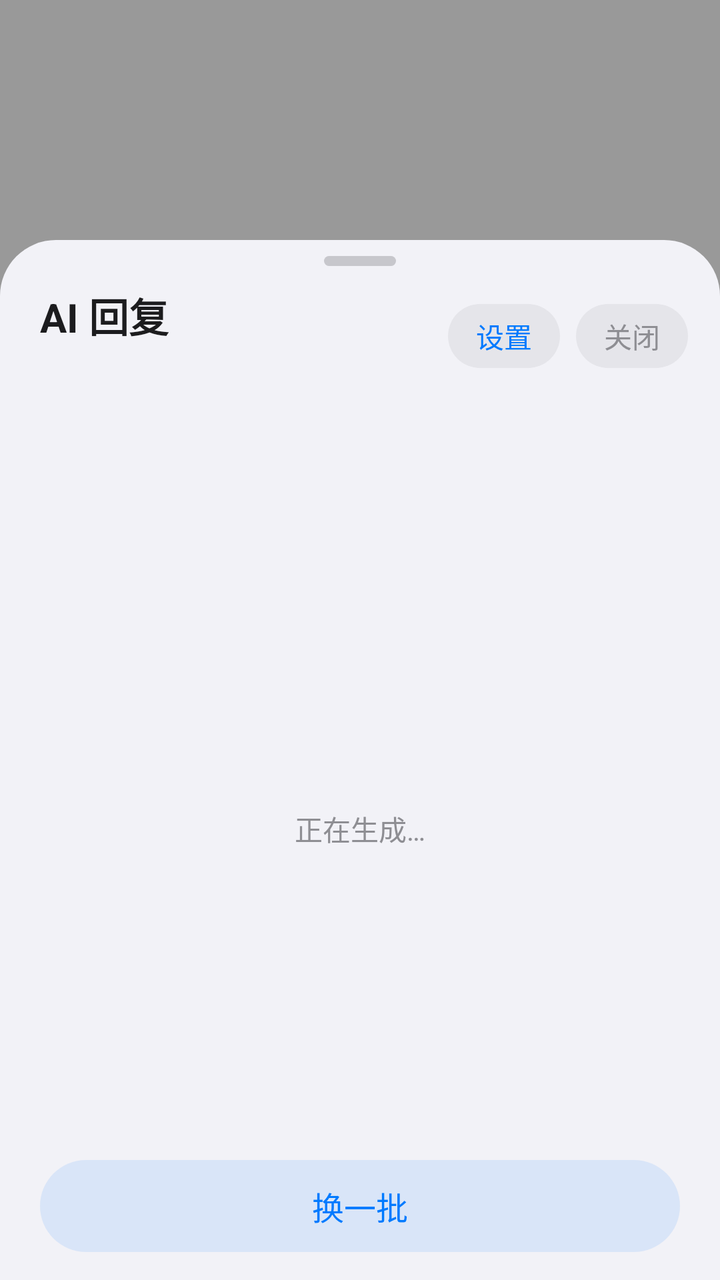
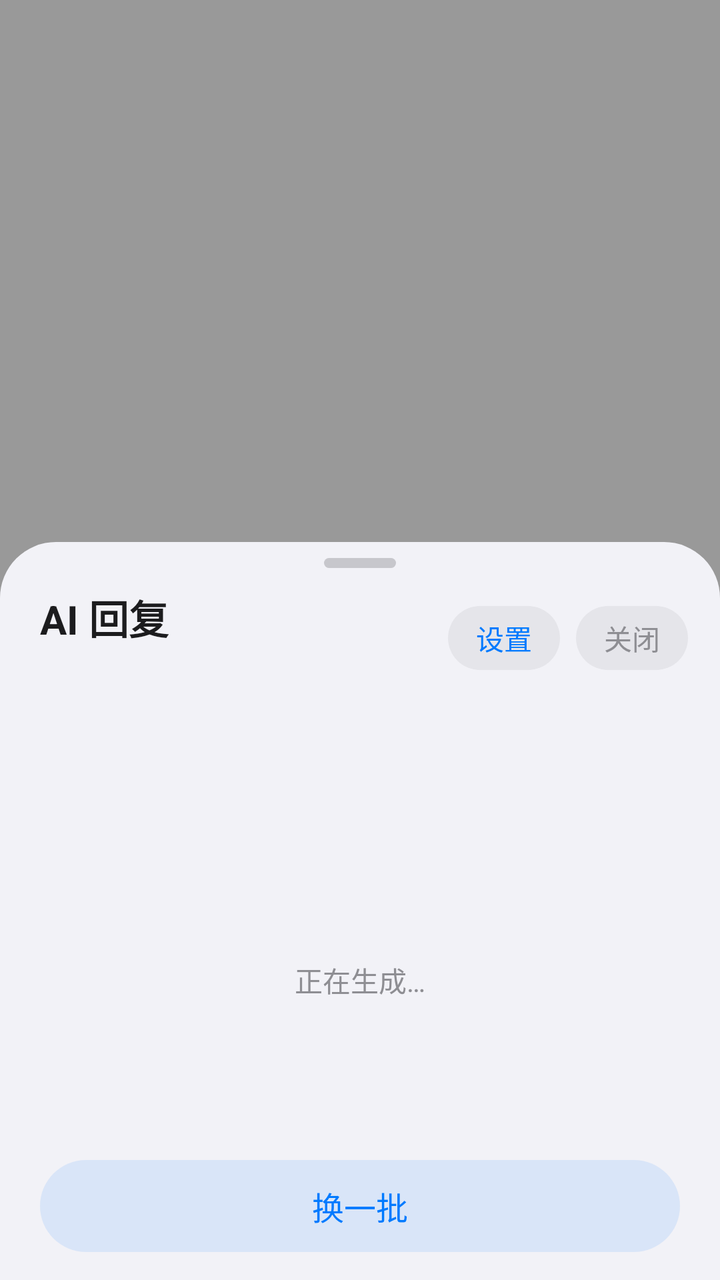

The first picture is an Android layout as it rendered before a commit; the second is the same layout after the commit. The layout source and the unified diff follow.
<!-- AndroidManifest.xml: activity theme Theme.ReplyPanel -->
<!-- res/layout/activity_reply.xml -->
<?xml version="1.0" encoding="utf-8"?>
<FrameLayout xmlns:android="http://schemas.android.com/apk/res/android"
    android:layout_width="match_parent"
    android:layout_height="match_parent">

    <View
        android:id="@+id/scrim"
        android:layout_width="match_parent"
        android:layout_height="match_parent"
        android:background="@color/scrim" />

    <LinearLayout
        android:id="@+id/panel"
        android:layout_width="match_parent"
        android:layout_height="520dp"
        android:layout_gravity="bottom"
        android:background="@drawable/bg_sheet"
        android:orientation="vertical"
        android:paddingBottom="14dp">

        <View
            android:layout_width="36dp"
            android:layout_height="5dp"
            android:layout_gravity="center_horizontal"
            android:layout_marginTop="8dp"
            android:background="@drawable/bg_handle" />

        <LinearLayout
            android:layout_width="match_parent"
            android:layout_height="wrap_content"
            android:layout_marginTop="10dp"
            android:gravity="center_vertical"
            android:orientation="horizontal"
            android:paddingStart="20dp"
            android:paddingEnd="16dp">

            <LinearLayout
                android:layout_width="0dp"
                android:layout_height="wrap_content"
                android:layout_weight="1"
                android:orientation="vertical">

                <TextView
                    android:layout_width="wrap_content"
                    android:layout_height="wrap_content"
                    android:text="AI 回复"
                    android:textColor="@color/ios_label"
                    android:textSize="20sp"
                    android:textStyle="bold" />

                <TextView
                    android:id="@+id/tvSubtitle"
                    android:layout_width="match_parent"
                    android:layout_height="wrap_content"
                    android:layout_marginTop="3dp"
                    android:ellipsize="end"
                    android:maxLines="1"
                    android:textColor="@color/ios_secondary"
                    android:textSize="13sp" />
            </LinearLayout>

            <TextView
                android:id="@+id/btnSettings"
                android:layout_width="wrap_content"
                android:layout_height="32dp"
                android:background="@drawable/bg_capsule_chip"
                android:gravity="center"
                android:paddingStart="14dp"
                android:paddingEnd="14dp"
                android:text="设置"
                android:textColor="@color/ios_blue"
                android:textSize="14sp" />

            <TextView
                android:id="@+id/btnClose"
                android:layout_width="wrap_content"
                android:layout_height="32dp"
                android:layout_marginStart="8dp"
                android:background="@drawable/bg_capsule_chip"
                android:gravity="center"
                android:paddingStart="14dp"
                android:paddingEnd="14dp"
                android:text="关闭"
                android:textColor="@color/ios_secondary"
                android:textSize="14sp" />
        </LinearLayout>

        <FrameLayout
            android:layout_width="match_parent"
            android:layout_height="0dp"
            android:layout_marginTop="10dp"
            android:layout_weight="1">

            <androidx.recyclerview.widget.RecyclerView
                android:id="@+id/list"
                android:layout_width="match_parent"
                android:layout_height="match_parent"
                android:clipToPadding="false"
                android:paddingStart="16dp"
                android:paddingEnd="16dp"
                android:paddingBottom="4dp"
                android:visibility="gone" />

            <LinearLayout
                android:id="@+id/loading"
                android:layout_width="match_parent"
                android:layout_height="match_parent"
                android:gravity="center"
                android:orientation="vertical">

                <ProgressBar
                    android:layout_width="40dp"
                    android:layout_height="40dp" />

                <TextView
                    android:layout_width="wrap_content"
                    android:layout_height="wrap_content"
                    android:layout_marginTop="12dp"
                    android:text="正在生成…"
                    android:textColor="@color/ios_secondary"
                    android:textSize="14sp" />
            </LinearLayout>

            <ScrollView
                android:id="@+id/errorScroll"
                android:layout_width="match_parent"
                android:layout_height="match_parent"
                android:visibility="gone">

                <LinearLayout
                    android:layout_width="match_parent"
                    android:layout_height="wrap_content"
                    android:gravity="center_horizontal"
                    android:orientation="vertical"
                    android:paddingBottom="16dp">

                    <TextView
                        android:id="@+id/tvError"
                        android:layout_width="match_parent"
                        android:layout_height="wrap_content"
                        android:gravity="center"
                        android:lineSpacingExtra="5dp"
                        android:paddingStart="20dp"
                        android:paddingTop="16dp"
                        android:paddingEnd="20dp"
                        android:textColor="@color/ios_secondary"
                        android:textSize="15sp" />

                    <TextView
                        android:id="@+id/btnUseClipboard"
                        android:layout_width="wrap_content"
                        android:layout_height="44dp"
                        android:layout_marginTop="16dp"
                        android:background="@drawable/bg_capsule_soft_blue"
                        android:gravity="center"
                        android:paddingStart="20dp"
                        android:paddingEnd="20dp"
                        android:text="改用剪贴板内容生成"
                        android:textColor="@color/ios_blue"
                        android:textSize="14sp"
                        android:textStyle="bold"
                        android:visibility="gone" />
                </LinearLayout>
            </ScrollView>

            
            <LinearLayout
                android:id="@+id/emptyState"
                android:layout_width="match_parent"
                android:layout_height="wrap_content"
                android:layout_gravity="center"
                android:layout_marginStart="20dp"
                android:layout_marginEnd="20dp"
                android:background="@drawable/bg_card_status"
                android:gravity="center"
                android:orientation="vertical"
                android:padding="24dp"
                android:visibility="gone">

                <TextView
                    android:layout_width="wrap_content"
                    android:layout_height="wrap_content"
                    android:text="还没设置 API Key"
                    android:textColor="@color/ios_label"
                    android:textSize="17sp"
                    android:textStyle="bold" />

                <TextView
                    android:layout_width="match_parent"
                    android:layout_height="wrap_content"
                    android:layout_marginTop="8dp"
                    android:gravity="center"
                    android:lineSpacingExtra="4dp"
                    android:text="填好接口地址和 Key 之后，这里就会生成 5 条回复"
                    android:textColor="@color/ios_secondary"
                    android:textSize="13sp" />

                <TextView
                    android:id="@+id/btnGotoSettings"
                    android:layout_width="wrap_content"
                    android:layout_height="48dp"
                    android:layout_marginTop="18dp"
                    android:background="@drawable/bg_capsule_primary"
                    android:gravity="center"
                    android:paddingStart="26dp"
                    android:paddingEnd="26dp"
                    android:text="去填写 API Key"
                    android:textColor="#FFFFFF"
                    android:textSize="15sp"
                    android:textStyle="bold" />
            </LinearLayout>
        </FrameLayout>

        <TextView
            android:id="@+id/btnRetry"
            android:layout_width="match_parent"
            android:layout_height="46dp"
            android:layout_marginStart="20dp"
            android:layout_marginTop="6dp"
            android:layout_marginEnd="20dp"
            android:background="@drawable/bg_capsule_soft_blue"
            android:gravity="center"
            android:text="换一批"
            android:textColor="@color/ios_blue"
            android:textSize="16sp" />

    </LinearLayout>
</FrameLayout>
<!-- resources referenced by this layout -->
<resources>
  <color name="ios_blue">#007AFF</color>
  <color name="ios_label">#1C1C1E</color>
  <color name="ios_secondary">#8E8E93</color>
  <color name="scrim">#66000000</color>
  <!-- drawable bg_capsule_chip (drawable) -->
  <?xml version="1.0" encoding="utf-8"?>
  <ripple xmlns:android="http://schemas.android.com/apk/res/android"
      android:color="#1A007AFF">
      <item>
          <shape android:shape="rectangle">
              <solid android:color="#E5E5EA" />
              <corners android:radius="999dp" />
          </shape>
      </item>
  </ripple>
  <!-- drawable bg_capsule_primary (drawable) -->
  <?xml version="1.0" encoding="utf-8"?>
  <ripple xmlns:android="http://schemas.android.com/apk/res/android"
      android:color="#33FFFFFF">
      <item>
          <shape android:shape="rectangle">
              <solid android:color="#007AFF" />
              <corners android:radius="999dp" />
          </shape>
      </item>
  </ripple>
  <!-- drawable bg_capsule_soft_blue (drawable) -->
  <?xml version="1.0" encoding="utf-8"?>
  <ripple xmlns:android="http://schemas.android.com/apk/res/android"
      android:color="#1A007AFF">
      <item>
          <shape android:shape="rectangle">
              <solid android:color="#1A007AFF" />
              <corners android:radius="999dp" />
          </shape>
      </item>
  </ripple>
  <!-- drawable bg_card_status (drawable) -->
  <?xml version="1.0" encoding="utf-8"?>
  <shape xmlns:android="http://schemas.android.com/apk/res/android"
      android:shape="rectangle">
      <solid android:color="#FFFFFF" />
      <corners android:radius="20dp" />
  </shape>
  <!-- drawable bg_handle (drawable) -->
  <?xml version="1.0" encoding="utf-8"?>
  <shape xmlns:android="http://schemas.android.com/apk/res/android"
      android:shape="rectangle">
      <solid android:color="#C7C7CC" />
      <corners android:radius="999dp" />
  </shape>
  <!-- drawable bg_sheet (drawable) -->
  <?xml version="1.0" encoding="utf-8"?>
  <shape xmlns:android="http://schemas.android.com/apk/res/android"
      android:shape="rectangle">
      <solid android:color="#F2F2F7" />
      <corners
          android:topLeftRadius="28dp"
          android:topRightRadius="28dp" />
  </shape>
  <style name="Theme.ReplyPanel" parent="Theme.Material3.Light.NoActionBar">
          <item name="android:windowIsTranslucent">true</item>
          <item name="android:windowBackground">@android:color/transparent</item>
          <item name="android:backgroundDimEnabled">false</item>
          <item name="android:windowNoTitle">true</item>
          <item name="android:windowIsFloating">false</item>
          <item name="android:statusBarColor">@android:color/transparent</item>
          <item name="android:navigationBarColor">@android:color/transparent</item>
          <item name="android:windowAnimationStyle">@null</item>
      </style>
</resources>

<!-- the commit's change to res/layout/activity_reply.xml (unified diff, before → after) -->
@@ -12,7 +12,7 @@
     <LinearLayout
         android:id="@+id/panel"
         android:layout_width="match_parent"
-        android:layout_height="520dp"
+        android:layout_height="wrap_content"
         android:layout_gravity="bottom"
         android:background="@drawable/bg_sheet"
         android:orientation="vertical"
@@ -87,24 +87,23 @@
 
         <FrameLayout
             android:layout_width="match_parent"
-            android:layout_height="0dp"
-            android:layout_marginTop="10dp"
-            android:layout_weight="1">
+            android:layout_height="wrap_content"
+            android:layout_marginTop="10dp">
 
             <androidx.recyclerview.widget.RecyclerView
                 android:id="@+id/list"
                 android:layout_width="match_parent"
-                android:layout_height="match_parent"
+                android:layout_height="wrap_content"
                 android:clipToPadding="false"
                 android:paddingStart="16dp"
                 android:paddingEnd="16dp"
-                android:paddingBottom="4dp"
+                android:paddingBottom="2dp"
                 android:visibility="gone" />
 
             <LinearLayout
                 android:id="@+id/loading"
                 android:layout_width="match_parent"
-                android:layout_height="match_parent"
+                android:layout_height="220dp"
                 android:gravity="center"
                 android:orientation="vertical">
 
@@ -124,7 +123,7 @@
             <ScrollView
                 android:id="@+id/errorScroll"
                 android:layout_width="match_parent"
-                android:layout_height="match_parent"
+                android:layout_height="220dp"
                 android:visibility="gone">
 
                 <LinearLayout
